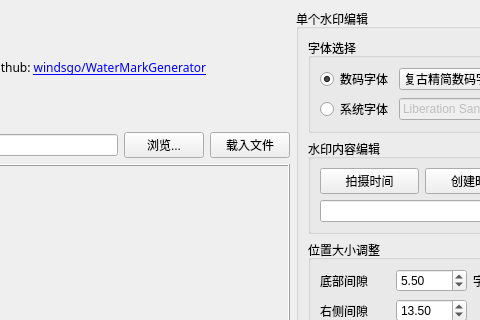
Old version of the form app/mainwindow.ui in the repository windsgo/WaterMarkGenerator; both pictures show x 319 to 799 and y 0 to 320 of the 982 by 573 pixel window.
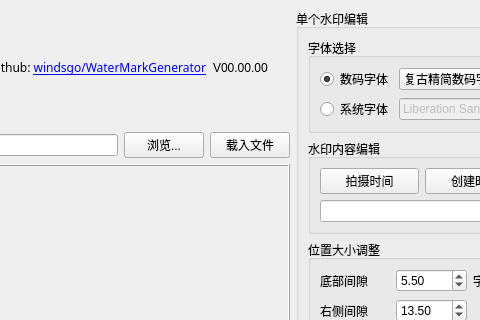
New version of the form.

Commit message: 3.1.2版本; 全平台支持自动构建版本号、显示版本号

The edit to the form file:
```diff
--- a/app/mainwindow.ui
+++ b/app/mainwindow.ui
@@ -429,6 +429,13 @@
         </property>
        </widget>
       </item>
+      <item>
+       <widget class="QLabel" name="lbVersion">
+        <property name="text">
+         <string>V00.00.00</string>
+        </property>
+       </widget>
+      </item>
       <item>
        <spacer name="horizontalSpacer">
         <property name="orientation">
```
The commit also changes 2 other files.
